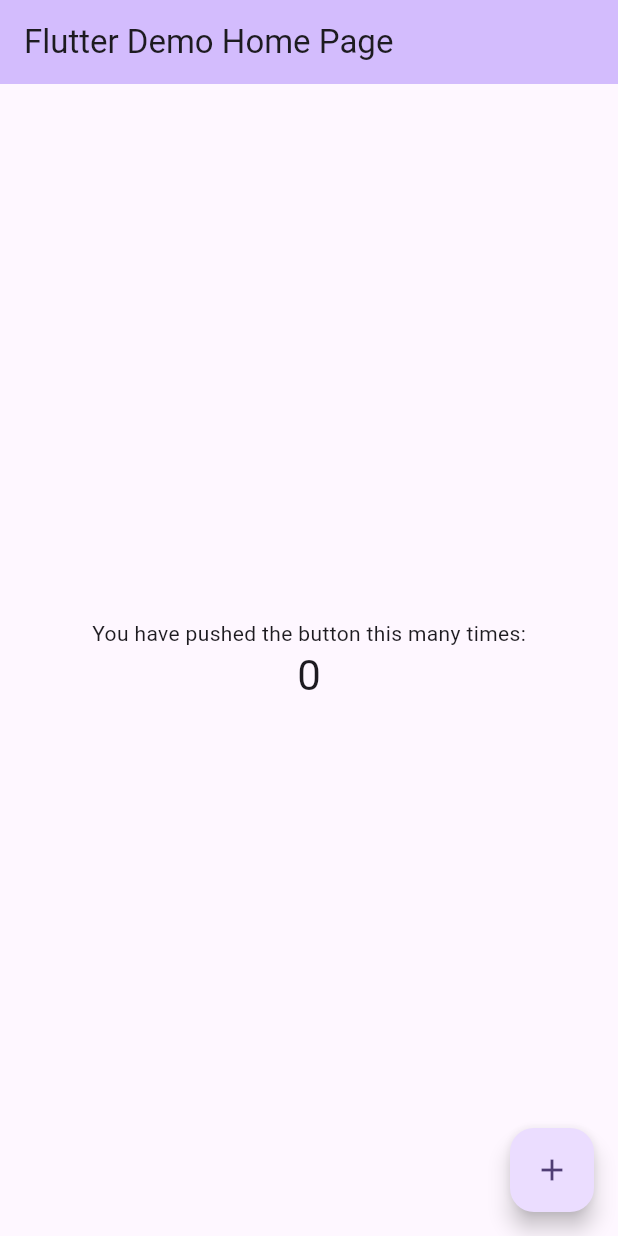
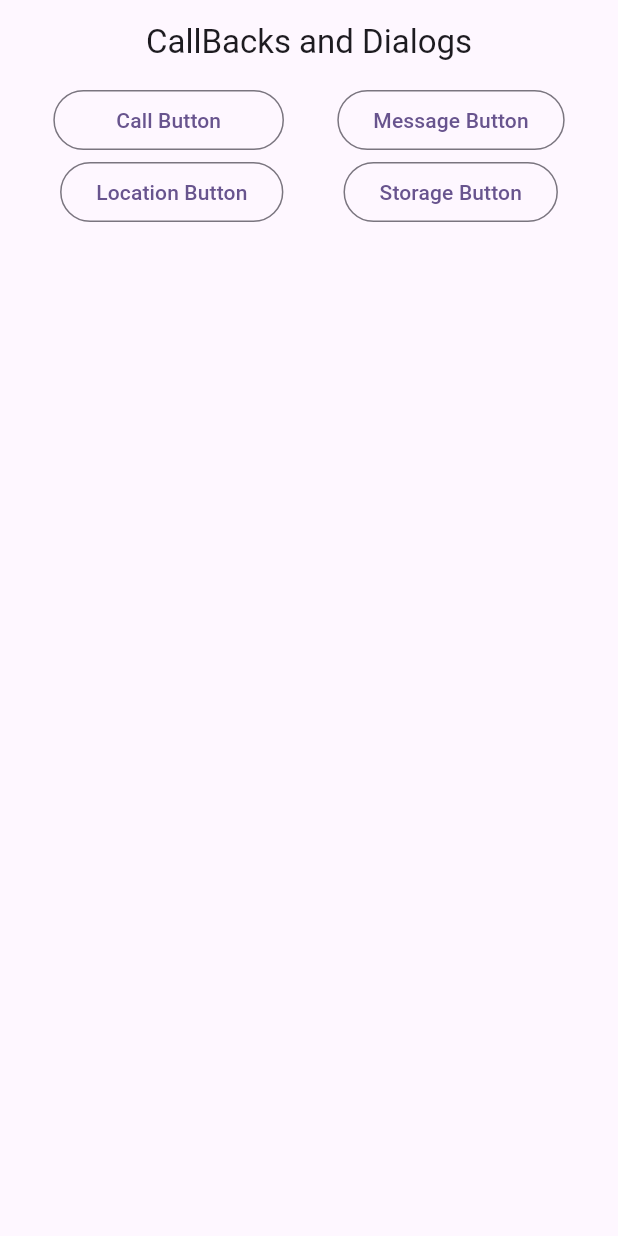
Before and after one commit to Ifte234/task05, a Flutter app: the screen it shows after launch, on a phone screen of 412 x 824 dp. Run offline on Flutter 3.47's test engine with Material 3 defaults, Android fonts, the phone set to English and light mode, and no system bars.

Commit message:
Make a call to random number and send message Completed.

```diff
--- a/lib/main.dart
+++ b/lib/main.dart
@@ -1,4 +1,5 @@
 import 'package:flutter/material.dart';
+import 'package:task05/presentation/HomeScreen/home_screen.dart';
 
 void main() {
   runApp(const MyApp());
@@ -7,119 +8,16 @@
 class MyApp extends StatelessWidget {
   const MyApp({super.key});
 
-  // This widget is the root of your application.
   @override
   Widget build(BuildContext context) {
     return MaterialApp(
       title: 'Flutter Demo',
       theme: ThemeData(
-        // This is the theme of your application.
-        //
-        // TRY THIS: Try running your application with "flutter run". You'll see
-        // the application has a purple toolbar. Then, without quitting the app,
-        // try changing the seedColor in the colorScheme below to Colors.green
-        // and then invoke "hot reload" (save your changes or press the "hot
-        // reload" button in a Flutter-supported IDE, or press "r" if you used
-        // the command line to start the app).
-        //
-        // Notice that the counter didn't reset back to zero; the application
-        // state is not lost during the reload. To reset the state, use hot
-        // restart instead.
-        //
-        // This works for code too, not just values: Most code changes can be
-        // tested with just a hot reload.
+
         colorScheme: ColorScheme.fromSeed(seedColor: Colors.deepPurple),
         useMaterial3: true,
       ),
-      home: const MyHomePage(title: 'Flutter Demo Home Page'),
+      home: HomeScreen(),
     );
   }
 }
-
-class MyHomePage extends StatefulWidget {
-  const MyHomePage({super.key, required this.title});
-
-  // This widget is the home page of your application. It is stateful, meaning
-  // that it has a State object (defined below) that contains fields that affect
-  // how it looks.
-
-  // This class is the configuration for the state. It holds the values (in this
-  // case the title) provided by the parent (in this case the App widget) and
-  // used by the build method of the State. Fields in a Widget subclass are
-  // always marked "final".
-
-  final String title;
-
-  @override
-  State<MyHomePage> createState() => _MyHomePageState();
-}
-
-class _MyHomePageState extends State<MyHomePage> {
-  int _counter = 0;
-
-  void _incrementCounter() {
-    setState(() {
-      // This call to setState tells the Flutter framework that something has
-      // changed in this State, which causes it to rerun the build method below
-      // so that the display can reflect the updated values. If we changed
-      // _counter without calling setState(), then the build method would not be
-      // called again, and so nothing would appear to happen.
-      _counter++;
-    });
-  }
-
-  @override
-  Widget build(BuildContext context) {
-    // This method is rerun every time setState is called, for instance as done
-    // by the _incrementCounter method above.
-    //
-    // The Flutter framework has been optimized to make rerunning build methods
-    // fast, so that you can just rebuild anything that needs updating rather
-    // than having to individually change instances of widgets.
-    return Scaffold(
-      appBar: AppBar(
-        // TRY THIS: Try changing the color here to a specific color (to
-        // Colors.amber, perhaps?) and trigger a hot reload to see the AppBar
-        // change color while the other colors stay the same.
-        backgroundColor: Theme.of(context).colorScheme.inversePrimary,
-        // Here we take the value from the MyHomePage object that was created by
-        // the App.build method, and use it to set our appbar title.
-        title: Text(widget.title),
-      ),
-      body: Center(
-        // Center is a layout widget. It takes a single child and positions it
-        // in the middle of the parent.
-        child: Column(
-          // Column is also a layout widget. It takes a list of children and
-          // arranges them vertically. By default, it sizes itself to fit its
-          // children horizontally, and tries to be as tall as its parent.
-          //
-          // Column has various properties to control how it sizes itself and
-          // how it positions its children. Here we use mainAxisAlignment to
-          // center the children vertically; the main axis here is the vertical
-          // axis because Columns are vertical (the cross axis would be
-          // horizontal).
-          //
-          // TRY THIS: Invoke "debug painting" (choose the "Toggle Debug Paint"
-          // action in the IDE, or press "p" in the console), to see the
-          // wireframe for each widget.
-          mainAxisAlignment: MainAxisAlignment.center,
-          children: <Widget>[
-            const Text(
-              'You have pushed the button this many times:',
-            ),
-            Text(
-              '$_counter',
-              style: Theme.of(context).textTheme.headlineMedium,
-            ),
-          ],
-        ),
-      ),
-      floatingActionButton: FloatingActionButton(
-        onPressed: _incrementCounter,
-        tooltip: 'Increment',
-        child: const Icon(Icons.add),
-      ), // This trailing comma makes auto-formatting nicer for build methods.
-    );
-  }
-}
--- /dev/null
+++ b/lib/presentation/HomeScreen/home_screen.dart
@@ -0,0 +1,79 @@
+import 'package:flutter/material.dart';
+import 'package:task05/presentation/HomeScreen/widgets/customAlertDialog.dart';
+import 'package:url_launcher/url_launcher.dart' as UrlLauncher;
+import 'package:url_launcher/url_launcher.dart';
+
+import '../../utils/MyDialogUtils.dart';
+
+class HomeScreen extends StatelessWidget {
+  HomeScreen({super.key});
+
+  DialogUtils dialogUtils = new DialogUtils();
+  @override
+  Widget build(BuildContext context) {
+    return Scaffold(
+      appBar: AppBar(
+        title: const Text('CallBacks and Dialogs'),
+        centerTitle: true,
+      ),
+      body: Column(
+        children: [
+          Row(
+            mainAxisAlignment: MainAxisAlignment.spaceEvenly,
+            children: [
+              OutlinedButton(
+                  onPressed: () {
+                    print(dialogUtils);
+                    showDialog(
+                      context: context,
+                      builder: (context) => MyAlertDialoge(
+                        text:
+                            'Do you want to Call ${dialogUtils} ?',
+                        ontapYes: () {
+                          dialogUtils.makeCall();
+                        },
+                        myCallBack: () {},
+                      ),
+                    );
+                  },
+                  child: const Text('     Call Button     ')),
+              OutlinedButton(
+                  onPressed: () async {
+                    showDialog(
+                      context: context,
+                      builder: (context) => MyAlertDialoge(
+                        text:
+                        'Do you want to Send Message ${dialogUtils} ?',
+                        ontapYes: () {
+                          dialogUtils.sendMessage();
+                        },
+                        myCallBack: () {},
+                      ),
+                    );
+                  },
+                  child: const Text('Message Button')),
+            ],
+          ),
+          Row(
+            mainAxisAlignment: MainAxisAlignment.spaceEvenly,
+            children: [
+              OutlinedButton(
+                  onPressed: () {
+                    showDialog(
+                      context: context,
+                      builder: (context) => MyAlertDialoge(
+                        text: 'Do you want to Add Permission?',
+                        ontapYes: () {},
+                        myCallBack: () {},
+                      ),
+                    );
+                  },
+                  child: Text('Location Button')),
+              OutlinedButton(onPressed: () {}, child: Text('Storage Button')),
+            ],
+          )
+        ],
+      ),
+    );
+  }
+}
--- /dev/null
+++ b/lib/utils/MyDialogUtils.dart
@@ -0,0 +1,44 @@
+import 'dart:math';
+
+import 'package:url_launcher/url_launcher.dart';
+
+class DialogUtils {
+  static final _random =Random();
+  // static int randomNumber1 = Random().nextInt(900000)+100000;
+  // static int randomNumber2 = Random().nextInt(900)+100;
+  // static int Number = randomNumber1+randomNumber2;
+  static String getString() {
+    String s = "";
+    for (var i = 0; i < 9; i++) {
+      s += _random.nextInt(10).toString();
+    }
+    return s;
+  }
+  void makeCall() async {
+    final call = Uri.parse('tel:+92 3${getString().toString()}');
+
+    if (await canLaunchUrl(call)) {
+      launchUrl(call);
+    } else {
+      throw 'Could not launch $call';
+    }
+  }
+
+  // void sendMessage() async {
+  //   final call = Uri.parse('tel:+92 3${getString().toString()}');
+  //
+  //   if (await canLaunchUrl(call)) {
+  //     launchUrl(call);
+  //   } else {
+  //     throw 'Could not launch $call';
+  //   }
+
+  void sendMessage() async {
+    final sms = Uri.parse('sms: +92 3${getString()}');
+    if (await canLaunchUrl(sms)) {
+    launchUrl(sms);
+    } else {
+    throw 'Could not launch $sms';
+    }
+  }
+}
```
Also changed, not shown: lib/presentation/HomeScreen/widgets/customAlertDialog.dart (added, +47 -0 lines), pubspec.yaml (+7 -0 lines), pubspec.lock, 6 other files.
